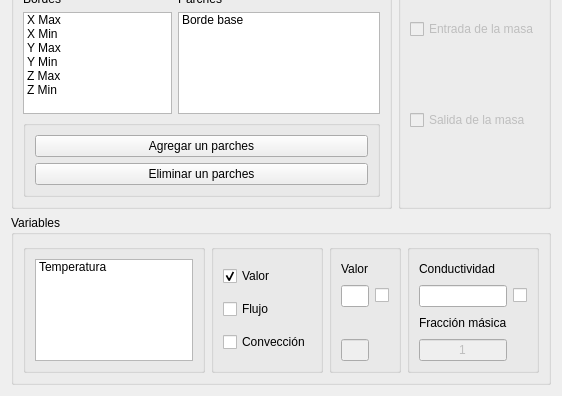
First picture: the form in bordes_window/ui/bordes_window.ui, repository luisdavidrodm/PrePRODIC3D, before the edit; both pictures show x 0 to 562 and y 177 to 573 of the 562 by 573 pixel window.
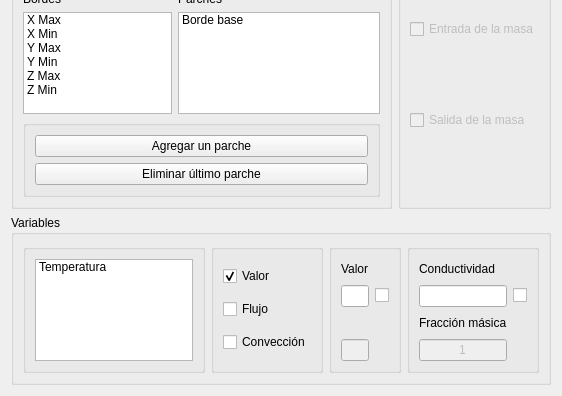
Second picture: the form after the edit. Icons and pictures are not drawn.

Diff of the .ui file:
```diff
--- a/bordes_window/ui/bordes_window.ui
+++ b/bordes_window/ui/bordes_window.ui
@@ -240,14 +240,14 @@
          <item>
           <widget class="QPushButton" name="pb_addpatch">
            <property name="text">
-            <string>Agregar un parches</string>
+            <string>Agregar un parche</string>
            </property>
           </widget>
          </item>
          <item>
           <widget class="QPushButton" name="pb_rempatch">
            <property name="text">
-            <string>Eliminar un parches</string>
+            <string>Eliminar último parche</string>
            </property>
           </widget>
          </item>
```
